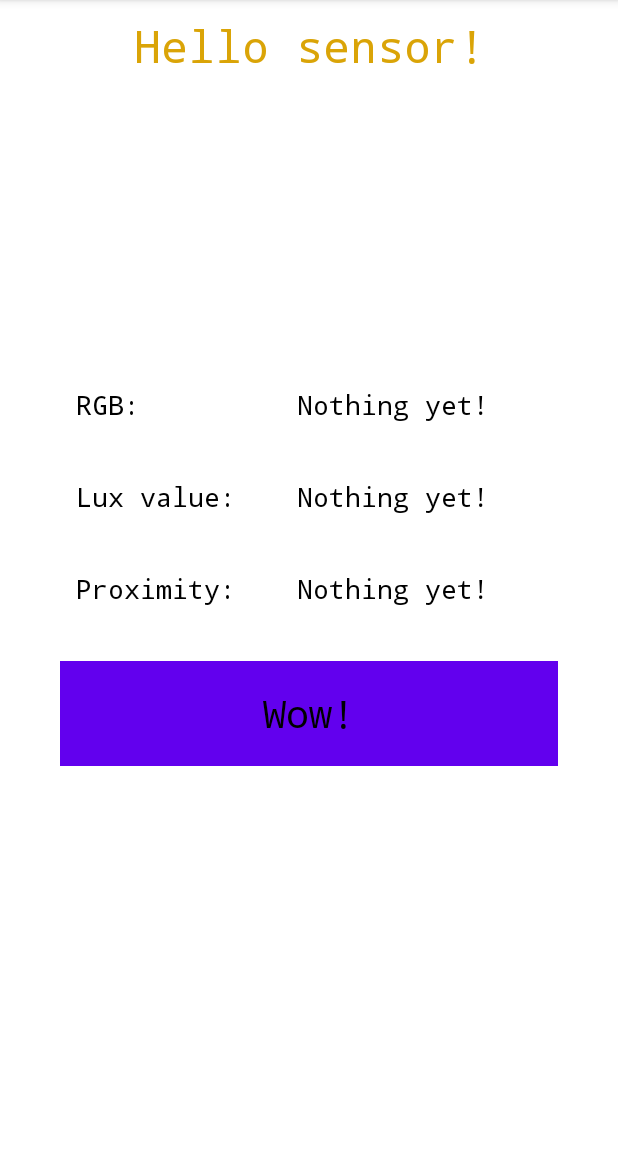
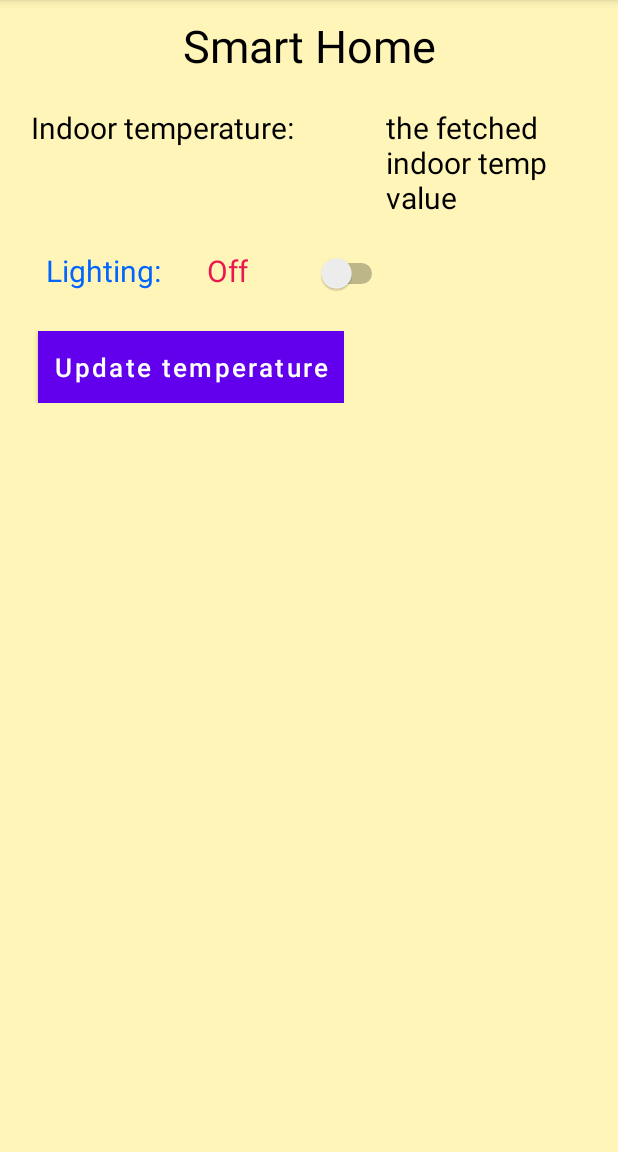
Before and after one commit to Nenonymo/IoT_aem, an Android app: the MainActivity screen opened directly, with no data from a screen before it, on a phone screen of 412 x 824 dp, the part 84-1236 px from its top. Run offline under Robolectric (Android 15) with nearby library versions, the phone set to English and light mode, and no system bars; libraries missing offline, so code that uses them is left out: info.mqtt.android.

Commit message:
add SSH to PI and other small changes
add Pistuff global class accessable from everywhere to SSH to and run commands on the Pi, aswell as the SSH-library

```diff
--- a/app/IoTLab3App/app/build.gradle
+++ b/app/IoTLab3App/app/build.gradle
@@ -39,6 +39,7 @@ dependencies {
     implementation 'androidx.annotation:annotation:1.5.0'
     implementation 'androidx.lifecycle:lifecycle-livedata-ktx:2.5.1'
     implementation 'androidx.lifecycle:lifecycle-viewmodel-ktx:2.5.1'
+    implementation files('libs/SSH library.jar')
     testImplementation 'junit:junit:4.13.2'
     androidTestImplementation 'androidx.test.ext:junit:1.1.4'
     androidTestImplementation 'androidx.test.espresso:espresso-core:3.5.0'
--- a/app/IoTLab3App/app/src/main/java/com/example/iotlab3app/MainActivity.java
+++ b/app/IoTLab3App/app/src/main/java/com/example/iotlab3app/MainActivity.java
@@ -2,14 +2,20 @@ package com.example.iotlab3app;
 
 import androidx.appcompat.app.AppCompatActivity;
 
+import android.graphics.Color;
+import android.os.AsyncTask;
 import android.os.Bundle;
 import android.util.Log;
+import android.view.View;
 import android.widget.Button;
+import android.widget.CompoundButton;
+import android.widget.Switch;
 import android.widget.TextView;
 
 //import org.eclipse.paho.android.service.MqttAndroidClient;
 //import com.example.iotlab3app.Connection.login.LoginActivity;
 
+import com.example.iotlab3app.Connection.Pistuff;
 import com.example.iotlab3app.Connection.SQLstuff;
 
 import info.mqtt.android.service.Ack;
@@ -25,112 +31,49 @@ import org.eclipse.paho.client.mqttv3.MqttMessage;
 import java.sql.Connection;
 
 public class MainActivity extends AppCompatActivity {
-    private TextView txv_rgb;
-    public TextView txv_light;
-    public TextView txv_proximity;
-    private Button btn_color;
+    String command2 = null;
+    TextView txv_temp_indoor = null;
+    Switch lightToggle= null;
+    Button btnUpdateTemp = null;
+    TextView switchtext = null;
 
-    private MqttAndroidClient client;
-    private static final String SERVER_URI = "tcp://test.mosquitto.org:1883";
-    private static final String TAG = "MainActivity";
 
     @Override
     protected void onCreate(Bundle savedInstanceState) {
-
-        /*
-        Intent loginIntent = new Intent(this, LoginActivity.class);
-        startActivity(loginIntent);
-        */
-
         super.onCreate(savedInstanceState);
         setContentView(R.layout.activity_main);
-        txv_rgb = (TextView) findViewById(R.id.txv_rgbValue);
-        txv_light = (TextView) findViewById(R.id.txv_lightValue);
-        txv_proximity = (TextView) findViewById(R.id.txv_proximityValue);
-        btn_color = (Button) findViewById(R.id.btnColor);
-        System.err.println("test1");
-        connect();
-        client.setCallback(new MqttCallbackExtended() {
-            @Override
-            public void connectComplete(boolean reconnect, String serverURI) {
-                if (reconnect) {
-                    System.out.println("Reconnected to : " + serverURI);
-                    // Re-subscribe as we lost it due to new session
-                    subscribe("IoTGroup1-4Project");
-                } else {
-                    System.out.println("Connected to: " + serverURI);
-                    subscribe("IoTGroup1-4Project");
-                }
-            }
 
-            @Override
-            public void connectionLost(Throwable cause) {
-                System.out.println("The Connection was lost.");
-            }
+        txv_temp_indoor = (TextView) findViewById(R.id.indoorTempShow);
+        txv_temp_indoor.setText("the fetched indoor temp value");
 
-            @Override
-            public void messageArrived(String topic, MqttMessage message) throws Exception {
-                String newMessage = new String(message.getPayload());
-                System.out.println("Incoming message: " + newMessage);
-                /* add code here to interact with elements
-                (text views, buttons)using data from newMessage*/
-                System.err.println("Message arrived: " + newMessage);
-                String[] messages = newMessage.split("/");
-                System.out.println(messages[0]);
-                txv_light.setText(messages[0]);
-                txv_proximity.setText(messages[1]);
-            }
+        switchtext = (TextView) findViewById(R.id.outdoorLightShow);
 
-            @Override
-            public void deliveryComplete(IMqttDeliveryToken token) {
+        lightToggle= (Switch) findViewById(R.id.btnToggle);
+        lightToggle.setOnCheckedChangeListener(
+                new CompoundButton.OnCheckedChangeListener() {
+                    @Override
+                    public void onCheckedChanged(CompoundButton buttonView, boolean isChecked) {
+                        // below you write code to change switch status and action to take
+                        if (isChecked) { //do something if checked
+                            command2 = "python3 Lab2/turnOn.py";
+                            switchtext.setText("On");
+                            switchtext.setTextColor(Color.GREEN);
+                            Pistuff.allActuatorsOn();
+                        } else {    // to do something if not checked
+                            command2 = "python3 Lab2/turnOff.py";
+                            switchtext.setText("Off");
+                            switchtext.setTextColor(Color.RED);
+                            Pistuff.allActuatorsOff();
+                        }
+                    }});
+
+        btnUpdateTemp = (Button) findViewById(R.id.btnUpdateTemp);
+        btnUpdateTemp.setOnClickListener(new View.OnClickListener() {
+            public void onClick(View v) {
+                txv_temp_indoor.setText(Pistuff.run("python getTemp.py"));
             }
         });
-    }
 
 
-    private void connect() {
-        String clientId = MqttClient.generateClientId();
-        client = new MqttAndroidClient(this.getApplicationContext(), SERVER_URI, clientId, Ack.AUTO_ACK);
-        //try {
-        System.err.println("test2");
-        IMqttToken token = client.connect();
-        System.err.println("test3");
-        token.setActionCallback(new IMqttActionListener() {
-            @Override
-            public void onSuccess(IMqttToken asyncActionToken) {
-                // We are connected
-                Log.d(TAG, "onSuccess");
-                System.out.println(TAG + "Success. Connected to " + SERVER_URI);
-            }
-
-            @Override
-            public void onFailure(IMqttToken asyncActionToken, Throwable exception) {
-                // Something went wrong e.g. connection timeout or firewallproblems
-                Log.d(TAG, "onFailure");
-                System.out.println(TAG + "Oh no! Failed to connect to " + SERVER_URI);
-            }
-        });/*
-        } catch (MqttException e) {
-            e.printStackTrace();*/
-    }
-
-
-    private void subscribe(String topicToSubscribe) {
-        final String topic = topicToSubscribe;
-        int qos = 1;
-        IMqttToken subToken = client.subscribe(topic, qos);
-        subToken.setActionCallback(new IMqttActionListener() {
-            @Override
-            public void onSuccess(IMqttToken asyncActionToken) {
-                System.out.println("Subscription successful to topic: " + topic);
-            }
-
-            @Override
-            public void onFailure(IMqttToken asyncActionToken, Throwable exception) {
-                System.out.println("Failed to subscribe to topic: " + topic);
-                // The subscription could not be performed, maybe the user was not
-                // authorized to subscribe on the specified topic e.g. using wildcards
-            }
-        });
     }
 }
--- a/app/IoTLab3App/app/src/main/res/layout/activity_main.xml
+++ b/app/IoTLab3App/app/src/main/res/layout/activity_main.xml
@@ -1,20 +1,17 @@
-<LinearLayout xmlns:android="http://schemas.android.com/apk/res/android" android:orientation="vertical" android:layout_width="match_parent" android:layout_height="match_parent" android:background="#FFFFFF">
-    <RelativeLayout android:id="@+id/RelativeLayout01" android:layout_width="fill_parent" android:layout_height="fill_parent">
-        <TextView android:id="@+id/title" android:layout_width="fill_parent" android:layout_height="wrap_content" android:gravity="center" android:lineSpacingExtra="12sp" android:padding="10dip" android:text="Hello sensor!" android:textColor="@color/colorPrimaryDark" android:textSize="30sp" android:typeface="monospace"/>
-        <LinearLayout android:orientation="vertical" android:layout_width="fill_parent" android:layout_height="wrap_content" android:padding="30dip" android:background="#FFFFFF" android:layout_centerInParent="true" android:layout_centerHorizontal="true">
+<LinearLayout xmlns:android="http://schemas.android.com/apk/res/android" android:orientation="vertical" android:layout_width="match_parent" android:layout_height="match_parent" android:background="@color/activitybackground">
+    <TextView android:id="@+id/title" android:layout_width="fill_parent" android:layout_height="wrap_content" android:padding="10dip" android:gravity="center" android:text="@string/txv_title_temp" android:textColor="@color/black_alpha" android:textSize="30sp"/>
     <LinearLayout android:orientation="horizontal" android:layout_width="wrap_content" android:layout_height="wrap_content" android:padding="5dip">
-                <TextView android:id="@+id/txv_sensorTxt" android:layout_width="117dp" android:layout_height="wrap_content" android:layout_marginLeft="10dp" android:layout_marginBottom="15dp" android:padding="5dip" android:text="RGB:" android:textColor="@color/black_alpha" android:textSize="18sp" android:typeface="monospace"/>
-                <TextView android:id="@+id/txv_rgbValue" android:layout_width="wrap_content" android:layout_height="wrap_content" android:layout_marginLeft="30dp" android:padding="5dip" android:text="Nothing yet!" android:textColor="@color/black_alpha" android:textSize="18sp" android:typeface="monospace"/>
+        <TextView android:id="@+id/indoorTemp" android:layout_width="wrap_content" android:layout_height="wrap_content" android:padding="5dip" android:layout_marginLeft="10dp" android:text="@string/txv_indoor_temp" android:textColor="@color/black_alpha" android:textSize="20sp" android:layout_marginBottom="15dp"/>
+        <TextView android:id="@+id/indoorTempShow" android:layout_width="wrap_content" android:layout_height="wrap_content" android:padding="5dip" android:layout_marginLeft="50dp" android:text="@string/txv_indoor_temp_show" android:textColor="@color/black_alpha" android:textSize="20sp"/>
     </LinearLayout>
     <LinearLayout android:orientation="horizontal" android:layout_width="wrap_content" android:layout_height="wrap_content" android:padding="5dip">
-                <TextView android:id="@+id/txv_lightTxt" android:layout_width="wrap_content" android:layout_height="wrap_content" android:layout_marginLeft="10dp" android:layout_marginBottom="15dp" android:padding="5dip" android:text="Lux value:" android:textColor="@color/black_alpha" android:textSize="18sp" android:typeface="monospace"/>
-                <TextView android:id="@+id/txv_lightValue" android:layout_width="wrap_content" android:layout_height="wrap_content" android:layout_marginLeft="30dp" android:padding="5dip" android:text="Nothing yet!" android:textColor="@color/black_alpha" android:textSize="18sp" android:typeface="monospace"/>
+        <TextView android:id="@+id/outdoorLight" android:layout_width="wrap_content" android:layout_height="wrap_content" android:padding="5dip" android:layout_marginLeft="20dp" android:text="@string/txv_outdoor_light" android:textColor="@color/blue_text" android:textSize="20sp"/>
+        <TextView android:id="@+id/outdoorLightShow" android:layout_width="wrap_content" android:layout_height="wrap_content" android:padding="5dip" android:layout_marginLeft="20dp" android:text="@string/txv_outdoor_light_show" android:textColor="@color/title_bar_color" android:textSize="20sp"/>
+        <Switch android:id="@+id/btnToggle" android:layout_width="wrap_content" android:layout_height="wrap_content" android:layout_marginLeft="40dp"/>
     </LinearLayout>
+    <LinearLayout android:orientation="horizontal" android:layout_width="wrap_content" android:layout_height="wrap_content" android:padding="5dip"> </LinearLayout>
     <LinearLayout android:orientation="horizontal" android:layout_width="wrap_content" android:layout_height="wrap_content" android:padding="5dip">
-                <TextView android:id="@+id/txv_proximityTxt" android:layout_width="wrap_content" android:layout_height="wrap_content" android:layout_marginLeft="10dp" android:layout_marginBottom="15dp" android:padding="5dip" android:text="Proximity:" android:textColor="@color/black_alpha" android:textSize="18sp" android:typeface="monospace"/>
-                <TextView android:id="@+id/txv_proximityValue" android:layout_width="wrap_content" android:layout_height="wrap_content" android:layout_marginLeft="30dp" android:padding="5dip" android:text="Nothing yet!" android:textColor="@color/black_alpha" android:textSize="18sp" android:typeface="monospace"/>
+        <Button android:id="@+id/btnUpdateTemp" android:layout_width="wrap_content" android:layout_height="wrap_content" android:layout_marginLeft="20dp" android:background="@color/colorPrimary" android:padding="5dip" android:text=" Update temperature " android:textAllCaps="false" android:textColor="#FFFFFF" android:textSize="17sp"/>
     </LinearLayout>
-            <Button android:id="@+id/btnColor" style="@android:style/Widget.DeviceDefault.Button.Borderless" android:layout_width="fill_parent" android:layout_height="70dip" android:layout_margin="10dp" android:background="@color/activitybutton" android:fontFamily="monospace" android:padding="10dip" android:text=" Wow! " android:textAllCaps="false" android:textColor="@color/black_alpha" android:textSize="25sp"/>
+    <LinearLayout android:orientation="horizontal" android:layout_width="wrap_content" android:layout_height="wrap_content" android:padding="5dip"> </LinearLayout>
 </LinearLayout>
-    </RelativeLayout>
-</LinearLayout>
--- a/app/IoTLab3App/app/src/main/res/values/strings.xml
+++ b/app/IoTLab3App/app/src/main/res/values/strings.xml
@@ -9,4 +9,12 @@
     <string name="invalid_username">Not a valid username</string>
     <string name="invalid_password">Password must be >5 characters</string>
     <string name="login_failed">"Login failed"</string>
+
+    <string name="txv_title_temp">Smart Home</string>
+    <string name="txv_indoor_temp">Indoor temperature:</string>
+    <string name="txv_indoor_temp_show">11.11</string>
+    <string name="txv_outdoor_light">Lighting:</string>
+    <string name="txv_outdoor_light_show">Off</string>
+    <string name="txv_outdoor_light_on">On</string>
+
 </resources>
```
Also changed, not shown: app/IoTLab3App/app/src/main/java/com/example/iotlab3app/Connection/Pistuff.java (added, +71 -0 lines), app/IoTLab3App/app/src/main/java/com/example/iotlab3app/Login/LoginActivity.java (+7 -4 lines), app/IoTLab3App/app/libs/SSH library.jar (added). Lines whose indentation alone changed are shown as unchanged.
